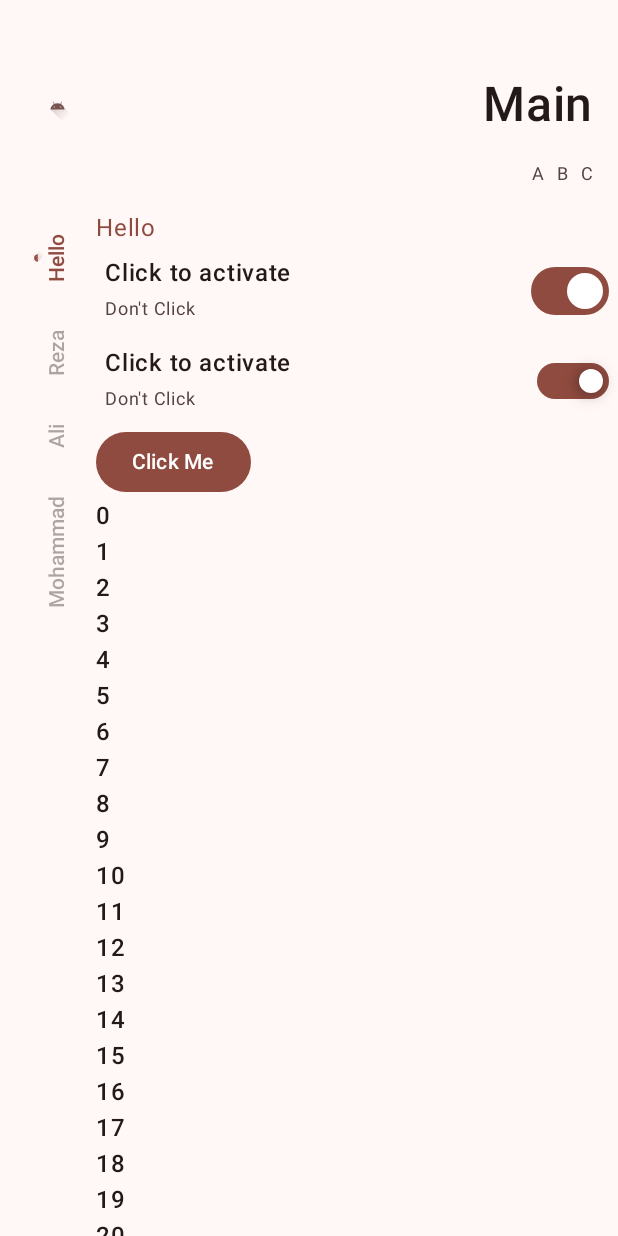
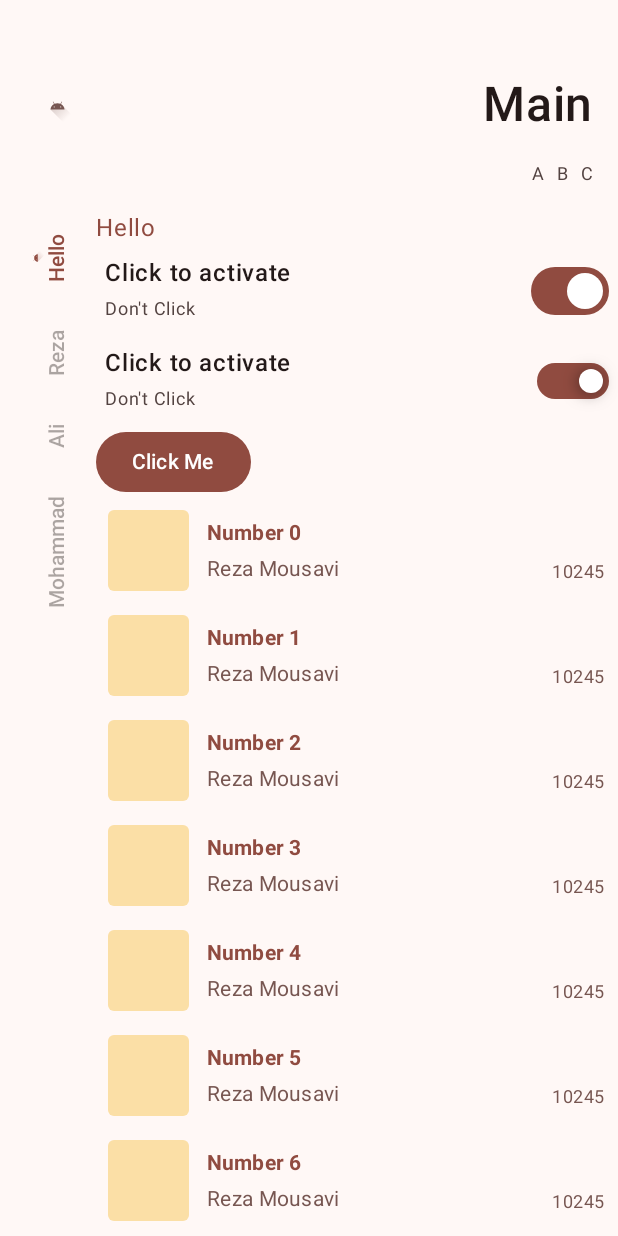
Before and after one commit to IamRezaMousavi/Banafsh, an Android app built with Jetpack Compose: the screen it shows after launch (MainActivity), on a phone screen of 412 x 824 dp. Run offline under Robolectric (Android 15) with nearby library versions, the phone set to English and light mode, and no system bars.

Commit message:
add song item

```diff
--- a/app/src/main/java/app/banafsh/android/MainActivity.kt
+++ b/app/src/main/java/app/banafsh/android/MainActivity.kt
@@ -42,9 +42,11 @@ import androidx.compose.ui.text.font.FontWeight
 import androidx.compose.ui.text.style.TextAlign
 import androidx.compose.ui.unit.dp
 import androidx.compose.ui.unit.sp
+import app.banafsh.android.model.Song
 import app.banafsh.android.ui.component.Header
 import app.banafsh.android.ui.component.Scaffold
 import app.banafsh.android.ui.component.Switch2
+import app.banafsh.android.ui.item.SongItem
 import app.banafsh.android.ui.theme.BanafshTheme
 
 val LocalPlayerAwareWindowInsets =
@@ -218,11 +220,8 @@ class MainActivity : ComponentActivity() {
 
                             }
                             items(150, { it.toString() }) {
-                                Text(
-                                    it.toString(),
-                                    fontWeight = FontWeight.SemiBold,
-                                    color = MaterialTheme.colorScheme.onSurface
-                                )
+                                val song = Song(it.toString(), "Number $it", "Reza Mousavi", 10245)
+                                SongItem(song)
                             }
 
                         }
--- /dev/null
+++ b/app/src/main/java/app/banafsh/android/ui/item/SongItem.kt
@@ -0,0 +1,100 @@
+package app.banafsh.android.ui.item
+
+import android.view.RoundedCorner
+import androidx.compose.foundation.background
+import androidx.compose.foundation.layout.Arrangement
+import androidx.compose.foundation.layout.Box
+import androidx.compose.foundation.layout.Column
+import androidx.compose.foundation.layout.Row
+import androidx.compose.foundation.layout.fillMaxWidth
+import androidx.compose.foundation.layout.padding
+import androidx.compose.foundation.layout.size
+import androidx.compose.foundation.shape.RoundedCornerShape
+import androidx.compose.foundation.text.BasicText
+import androidx.compose.material3.MaterialTheme
+import androidx.compose.runtime.Composable
+import androidx.compose.ui.Alignment
+import androidx.compose.ui.Modifier
+import androidx.compose.ui.draw.clip
+import androidx.compose.ui.text.font.FontWeight
+import androidx.compose.ui.text.style.TextOverflow
+import androidx.compose.ui.unit.dp
+import app.banafsh.android.model.Song
+import app.banafsh.android.ui.theme.Dimensions
+
+@Composable
+fun SongItem(
+    song: Song,
+    modifier: Modifier = Modifier,
+    trailingContent: @Composable (() -> Unit)? = null
+) = Row(
+    verticalAlignment = Alignment.CenterVertically,
+    horizontalArrangement = Arrangement.spacedBy(12.dp),
+    modifier = modifier
+        .padding(
+            vertical = Dimensions.items.verticalPadding,
+            horizontal = Dimensions.items.horizontalPadding
+        )
+        .fillMaxWidth()
+) {
+    Box(
+        modifier = Modifier
+            .size(Dimensions.thumbnails.song)
+            .clip(RoundedCornerShape(4.dp))
+            .background(MaterialTheme.colorScheme.tertiaryContainer),
+        content = {}
+    )
+
+    Column(
+        horizontalAlignment = Alignment.Start,
+        verticalArrangement = Arrangement.spacedBy(4.dp),
+        modifier = Modifier.align(Alignment.CenterVertically)
+    ) {
+        trailingContent?.let {
+            Row(
+                verticalAlignment = Alignment.CenterVertically,
+                horizontalArrangement = Arrangement.SpaceBetween
+            ) {
+                BasicText(
+                    text = song.title,
+                    style = MaterialTheme.typography.titleSmall.copy(fontWeight = FontWeight.Bold, color = MaterialTheme.colorScheme.primary),
+                    maxLines = 1,
+                    overflow = TextOverflow.Ellipsis,
+                    modifier = Modifier.weight(1f)
+                )
+
+                it()
+            }
+        } ?: BasicText(
+            text = song.title,
+            style = MaterialTheme.typography.titleSmall.copy(fontWeight = FontWeight.Bold, color = MaterialTheme.colorScheme.primary),
+            maxLines = 1,
+            overflow = TextOverflow.Ellipsis
+        )
+
+        Row(
+            verticalAlignment = Alignment.CenterVertically,
+            horizontalArrangement = Arrangement.SpaceBetween,
+            modifier = Modifier.fillMaxWidth()
+        ) {
+            song.artist?.let { artist ->
+                BasicText(
+                    text = artist,
+                    style = MaterialTheme.typography.bodyMedium.copy(color = MaterialTheme.colorScheme.secondary),
+                    maxLines = 1,
+                    overflow = TextOverflow.Ellipsis
+                )
+            }
+
+            song.duration?.let { duration ->
+                BasicText(
+                    text = duration.toString(),
+                    style = MaterialTheme.typography.bodySmall.copy(color = MaterialTheme.colorScheme.secondary),
+                    maxLines = 1,
+                    overflow = TextOverflow.Ellipsis,
+                    modifier = Modifier.padding(top = 4.dp)
+                )
+            }
+        }
+    }
+}
--- a/app/src/main/java/app/banafsh/android/ui/theme/Dimensions.kt
+++ b/app/src/main/java/app/banafsh/android/ui/theme/Dimensions.kt
@@ -29,7 +29,7 @@ object Dimensions {
         val collapsedPlayerHeight = 64.dp
 
         val verticalPadding = 8.dp
-        val horizontalPadding = 16.dp
+        val horizontalPadding = 8.dp
 
         val gap = 4.dp
     }
```
